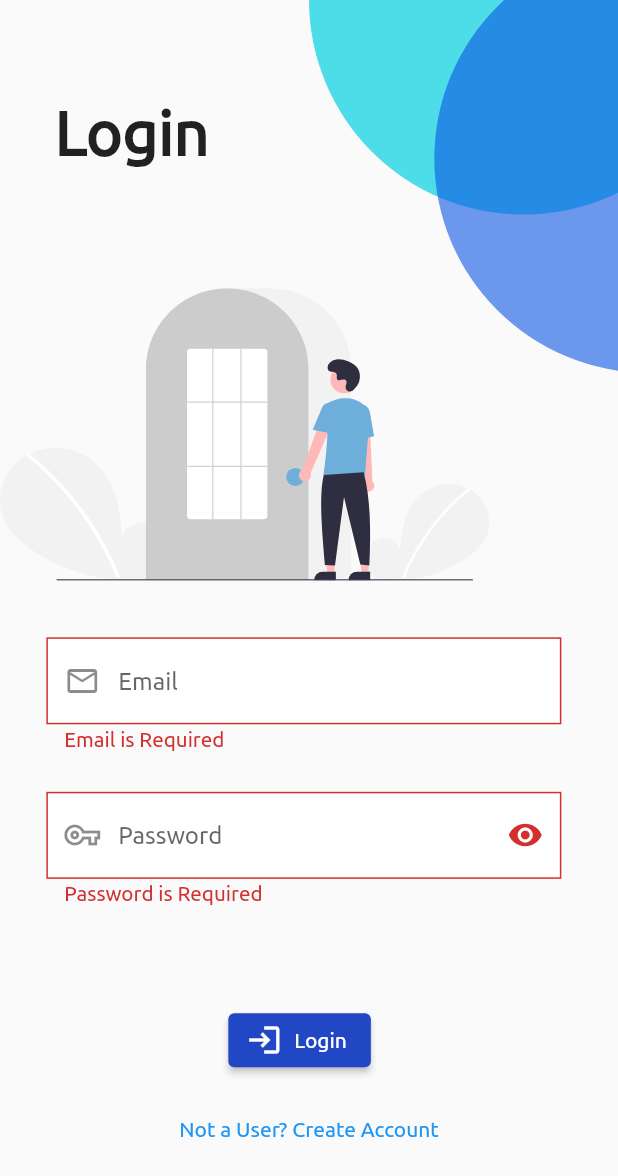
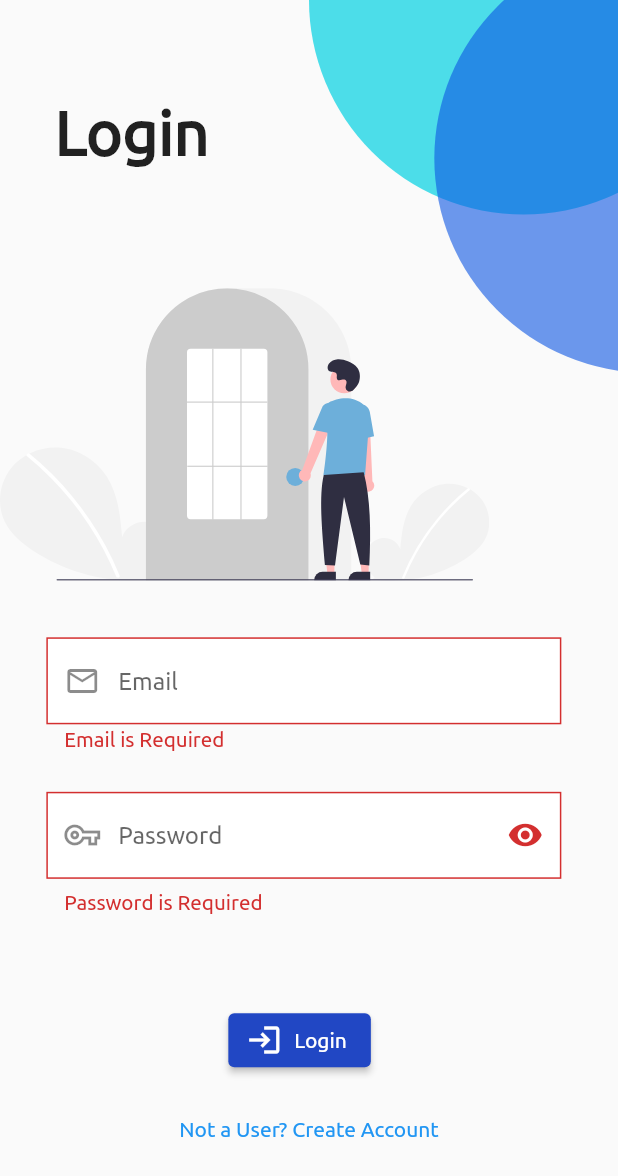
Before and after one commit to rishilin09/drycleaners, a Flutter app: the screen it shows after launch, after a tap on "Login", on a phone screen of 412 x 824 dp. Shown: the top 1176 px of the screen. Run offline on Flutter 3.47's test engine with Material 2 defaults, Android fonts, the phone set to English and light mode, and no system bars; our stand-ins replace cloud_firestore, firebase_auth, firebase_core, firebase_storage, flutter_screenutil, flutter_spinkit and 6 more; missing offline and left inert: telephony; accounts and stored records are empty.

Commit message:
Initial Commit

```diff
--- a/lib/Screens/Authentication/LoginPage.dart
+++ b/lib/Screens/Authentication/LoginPage.dart
@@ -112,10 +112,11 @@ class _LogInPageState extends State<LogInPage> {
                         ? Icons.visibility
                         : Icons.visibility_off),
                   ),
-                  errorStyle: TextStyle(fontSize: 12.sp, height: 0.5.h)),
+                  errorStyle: TextStyle(fontSize: 12.sp, height: 0.9.h)),
               validator: MultiValidator([
                 RequiredValidator(errorText: Strings.rPassword),
-                MinLengthValidator(8, errorText: Strings.ePassword),
+                LengthRangeValidator(min: 8, max: 15, errorText: Strings.ePassword)
+                //MinLengthValidator(8, errorText: Strings.ePassword),
               ]),
               obscureText: _passwordVisible,
               onChanged: (val) {
--- a/lib/Screens/Authentication/RegisterPage.dart
+++ b/lib/Screens/Authentication/RegisterPage.dart
@@ -141,7 +141,7 @@ class _RegisterPageState extends State<RegisterPage> {
                   errorStyle: TextStyle(fontSize: 12.sp, height: 0.5.h)),
               validator: MultiValidator([
                 RequiredValidator(errorText: Strings.rPassword),
-                MinLengthValidator(8, errorText: Strings.ePassword),
+                LengthRangeValidator(min: 8, max: 15, errorText: Strings.ePassword)
               ]),
               obscureText: _passwordVisible,
               onChanged: (val) {
@@ -163,13 +163,14 @@ class _RegisterPageState extends State<RegisterPage> {
                 prefixIcon: ProjectIcons.phoneNumberIcon,
                 errorStyle: TextStyle(fontSize: 12.sp, height: 0.5.h),
               ),
+              keyboardType: TextInputType.number,
               validator: MultiValidator([
                 RequiredValidator(errorText: Strings.rPhoneNumber),
                 LengthRangeValidator(
                     min: 10, max: 10, errorText: Strings.ePhoneNumber),
               ]),
               onChanged: (val) {
-                setState(() => phoneNumber = int.parse(val));
+                setState(() => val.isNotEmpty ? phoneNumber = int.parse(val) : phoneNumber = int.parse('0'));
               },
             ),
           ),
--- a/lib/Services/SelectionLogic.dart
+++ b/lib/Services/SelectionLogic.dart
@@ -1,6 +1,6 @@
 import 'package:flutter/cupertino.dart';
 
-///ChangeNotifier will help to change the state of the SelectionPage
+///This class will help to change the state of the SelectionPage with the use of ChangeNotifier
 class PayingServices with ChangeNotifier {
   ///Declarations and Initializations
   double _totalShirtPay = 0.0;
--- a/lib/config/styling.dart
+++ b/lib/config/styling.dart
@@ -35,7 +35,7 @@ class Strings {
   static const rPhoneNumber = 'PhoneNumber is Required';
   static const rFullName = 'FullName is required';
   static const eEmail = 'Enter valid email';
-  static const ePassword = 'Enter an password greater than 8 characters';
+  static const ePassword = 'Enter a password between 8 and 15 characters';
   static const ePhoneNumber = 'Enter a 10-digit Number';
   static const services = 'Services offered';
   static const noOfClothes = 'Enter the no of the clothes';
```
